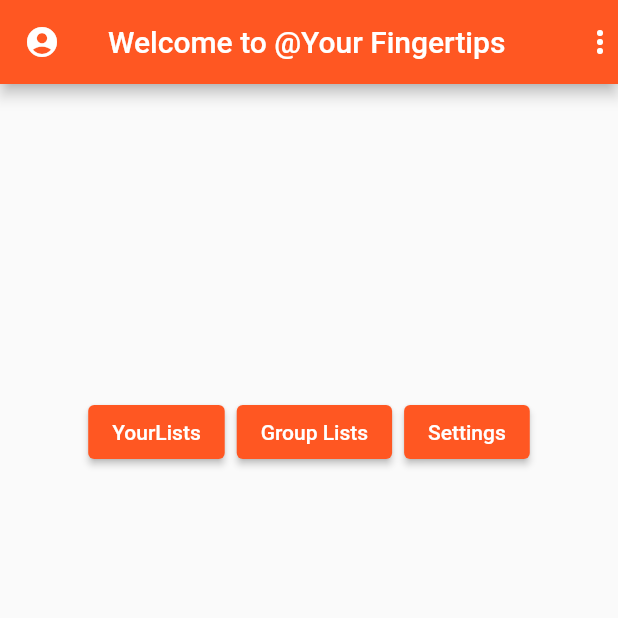
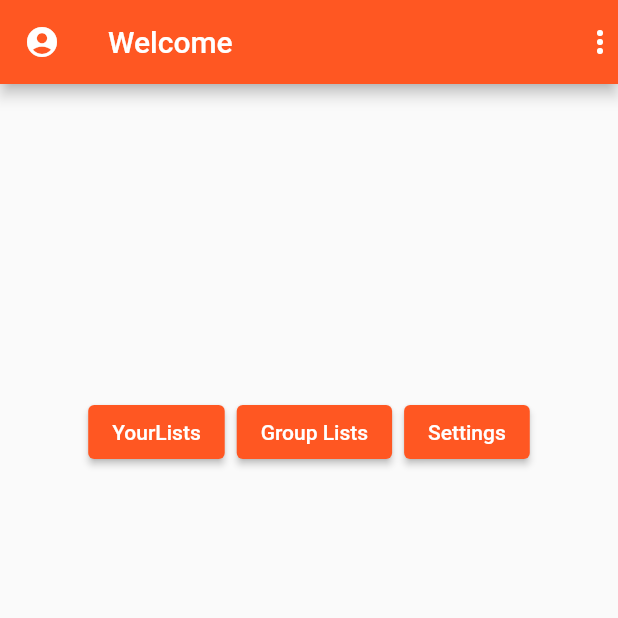
Before and after one commit to ratantejmadan/atyourfingertips, a Flutter app: the MainPage screen opened directly, on a phone screen of 412 x 824 dp, the top half of it. Run offline on Flutter 3.47's test engine with Material 2 defaults, Android fonts, the phone set to English and light mode, and no system bars; missing offline and left inert: at_client_mobile, at_commons, at_onboarding_flutter, at_server_status, at_utils.

Commit message:
Update 3 by Ratan on July 4

```diff
--- a/lib/screens/mainMenu.dart
+++ b/lib/screens/mainMenu.dart
@@ -1,10 +1,14 @@
 import 'package:flutter/material.dart';
 import 'package:flutter/cupertino.dart';
+import 'package:atyourfingertips/screens/onboarding.dart';
 
 AllToDoLists allToDoLists = AllToDoLists();
 AllMembers allMembers = AllMembers([]);
 
+
 class MainMenu extends StatefulWidget {
+  final String text;
+  MainMenu({Key key, @required this.text}) : super(key: key);
   static final String id = 'second';
   @override
   _MainMenuState createState() => _MainMenuState();
@@ -25,7 +29,7 @@ class _MainMenuState extends State<MainMenu> {
 }
 
 class MainPage extends StatefulWidget {
-  MainPage({Key key, this.title}) : super(key: key);
+  MainPage({Key key, this.title,}) : super(key: key);
   final String title;
 
   @override
@@ -38,7 +42,7 @@ class _MainPage extends State<MainPage> {
   Widget build(BuildContext context) {
     return Scaffold(
         appBar: AppBar(
-          title: Text('Welcome to @Your Fingertips'),
+          title: Text('Welcome'),
           leading: Icon(Icons.account_circle_rounded),
           actions: [
             Icon(Icons.more_vert),
--- a/lib/screens/onboarding.dart
+++ b/lib/screens/onboarding.dart
@@ -63,7 +63,7 @@ class _OnboardingScreen extends State<OnboardingScreen> {
                         onError: (error) {
                           _logger.severe('Onboarding throws $error error');
                         },
-                        nextScreen: MainMenu(),
+                        nextScreen: MainMenu(text: atSign,),
                       );
                     },
                     child: Text(AppStrings.scan_qr)),
```
Also changed, not shown: 54 other files.
